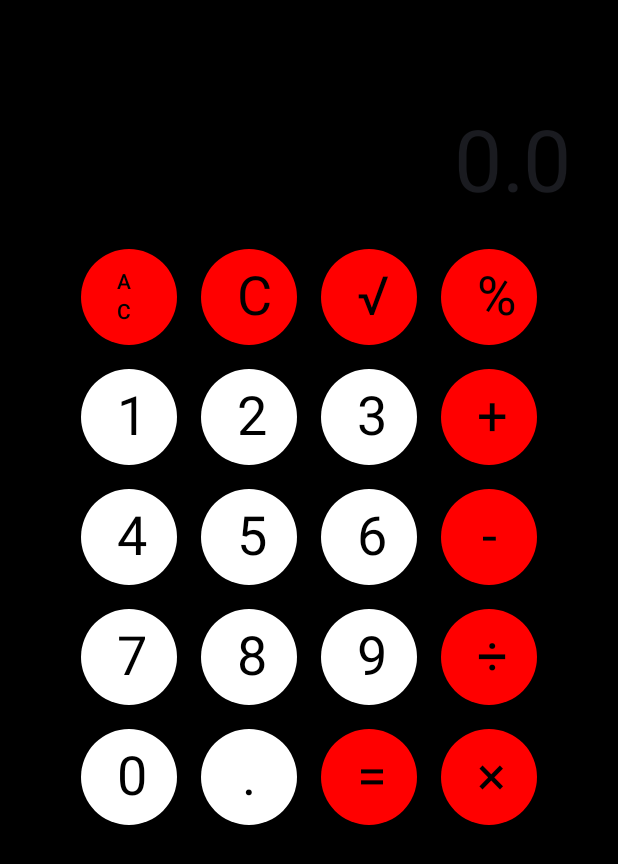
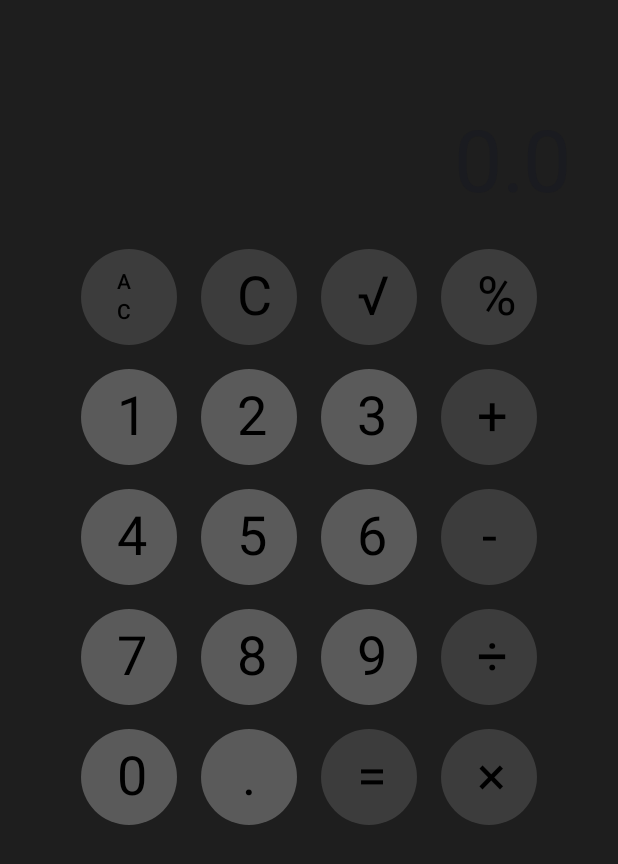
Before and after one commit to David123car7/AndroidProjectsCollection, an Android app built with Jetpack Compose: the screen it shows after launch (MainActivity), after a tap on "AC", on a phone screen of 412 x 824 dp. Shown: the top 864 px of the screen. Run offline under Robolectric (Android 15) with nearby library versions, the phone set to English and light mode, and no system bars.

Commit message:
Calculator Finished (Add SQRT and percentage operations, update UI colors)
Implemented square root and percentage operations in CalculatorBrain and updated rounding logic. Refactored button and background colors to use custom theme values for improved UI consistency. Adjusted CalculatorView logic to support new operations and cleaned up unused imports.

```diff
--- a/Calculator/app/src/main/java/com/david/calculator/CalculatorButton.kt
+++ b/Calculator/app/src/main/java/com/david/calculator/CalculatorButton.kt
@@ -1,10 +1,8 @@
 package com.david.calculator
 
-import androidx.compose.foundation.background
 import androidx.compose.foundation.layout.padding
 import androidx.compose.foundation.layout.size
 import androidx.compose.material3.Button
-import androidx.compose.material3.ButtonColors
 import androidx.compose.material3.ButtonDefaults
 import androidx.compose.material3.MaterialTheme
 import androidx.compose.material3.Text
@@ -13,12 +11,14 @@ import androidx.compose.ui.Modifier
 import androidx.compose.ui.graphics.Color
 import androidx.compose.ui.tooling.preview.Preview
 import androidx.compose.ui.unit.dp
+import com.david.calculator.ui.theme.WhiteGray
+import com.david.calculator.ui.theme.Gray
 
 @Composable
 fun CalculatorButton(modifier: Modifier = Modifier, onButtonPressed: (String) -> Unit, isOperation: Boolean, label: String){
     Button(onClick = {onButtonPressed(label)},
         modifier.size(80.dp).padding(8.dp),
-        colors = ButtonDefaults.buttonColors(if(isOperation) Color.Red else Color.White)){
+        colors = ButtonDefaults.buttonColors(if(isOperation) Gray else WhiteGray)){
         Text(label,
             style = if ( label.count()==1)
                 MaterialTheme.typography.displaySmall else
--- a/Calculator/app/src/main/java/com/david/calculator/CalculatorView.kt
+++ b/Calculator/app/src/main/java/com/david/calculator/CalculatorView.kt
@@ -20,6 +20,8 @@ import androidx.compose.ui.tooling.preview.Preview
 import androidx.compose.runtime.getValue
 import androidx.compose.runtime.setValue
 import androidx.compose.ui.unit.dp
+
+
 
 @Composable
 fun CalculatorView(modifier: Modifier = Modifier){
@@ -63,6 +65,10 @@ fun CalculatorView(modifier: Modifier = Modifier){
                 canDoOperation = true
             }
             else{
+                if(operation == "√" || operation == "%"){
+                    canDoOperation = true
+                }
+                else{
                     if(operation == "AC"){
                         displayOperator = ""
                     }
@@ -73,6 +79,7 @@ fun CalculatorView(modifier: Modifier = Modifier){
                         }
                     }
                     canDoOperation = false
+                }
             }
 
             displayValue = calculatorBrain.HandleCalculation(operation, displayValue)
--- a/Calculator/app/src/main/java/com/david/calculator/MainActivity.kt
+++ b/Calculator/app/src/main/java/com/david/calculator/MainActivity.kt
@@ -8,12 +8,9 @@ import androidx.compose.foundation.background
 import androidx.compose.foundation.layout.fillMaxSize
 import androidx.compose.foundation.layout.padding
 import androidx.compose.material3.Scaffold
-import androidx.compose.material3.Text
-import androidx.compose.runtime.Composable
 import androidx.compose.ui.Modifier
-import androidx.compose.ui.graphics.Color
-import androidx.compose.ui.tooling.preview.Preview
 import com.david.calculator.ui.theme.CalculatorTheme
+import com.david.calculator.ui.theme.DarkGray
 
 class MainActivity : ComponentActivity() {
     override fun onCreate(savedInstanceState: Bundle?) {
@@ -23,7 +20,7 @@ class MainActivity : ComponentActivity() {
             CalculatorTheme {
                 Scaffold(modifier = Modifier.fillMaxSize()) { innerPadding ->
                     CalculatorView(modifier = Modifier.padding(innerPadding)
-                        .background(color = Color.Black))
+                        .background(color = DarkGray))
                 }
             }
         }
--- a/Calculator/app/src/main/java/com/david/calculator/ui/theme/Color.kt
+++ b/Calculator/app/src/main/java/com/david/calculator/ui/theme/Color.kt
@@ -8,4 +8,11 @@ val Pink80 = Color(0xFFEFB8C8)
 
 val Purple40 = Color(0xFF6650a4)
 val PurpleGrey40 = Color(0xFF625b71)
+
 val Pink40 = Color(0xFF7D5260)
+
+val DarkGray = Color(0xff1e1e1e)
+
+val Gray = Color(0xff3c3c3c)
+
+val WhiteGray = Color(0xff5a5a5a)
--- a/Calculator/app/src/main/java/com/david/calculator/ui/theme/Theme.kt
+++ b/Calculator/app/src/main/java/com/david/calculator/ui/theme/Theme.kt
@@ -1,6 +1,5 @@
 package com.david.calculator.ui.theme
 
-import android.app.Activity
 import android.os.Build
 import androidx.compose.foundation.isSystemInDarkTheme
 import androidx.compose.material3.MaterialTheme
@@ -21,22 +20,11 @@ private val LightColorScheme = lightColorScheme(
     primary = Purple40,
     secondary = PurpleGrey40,
     tertiary = Pink40
-
-    /* Other default colors to override
-    background = Color(0xFFFFFBFE),
-    surface = Color(0xFFFFFBFE),
-    onPrimary = Color.White,
-    onSecondary = Color.White,
-    onTertiary = Color.White,
-    onBackground = Color(0xFF1C1B1F),
-    onSurface = Color(0xFF1C1B1F),
-    */
 )
 
 @Composable
 fun CalculatorTheme(
     darkTheme: Boolean = isSystemInDarkTheme(),
-    // Dynamic color is available on Android 12+
     dynamicColor: Boolean = true,
     content: @Composable () -> Unit
 ) {
```
Also changed, not shown: Calculator/app/src/main/java/com/david/calculator/CalculatorBrain.kt (+17 -17 lines). Lines whose indentation alone changed are shown as unchanged.
